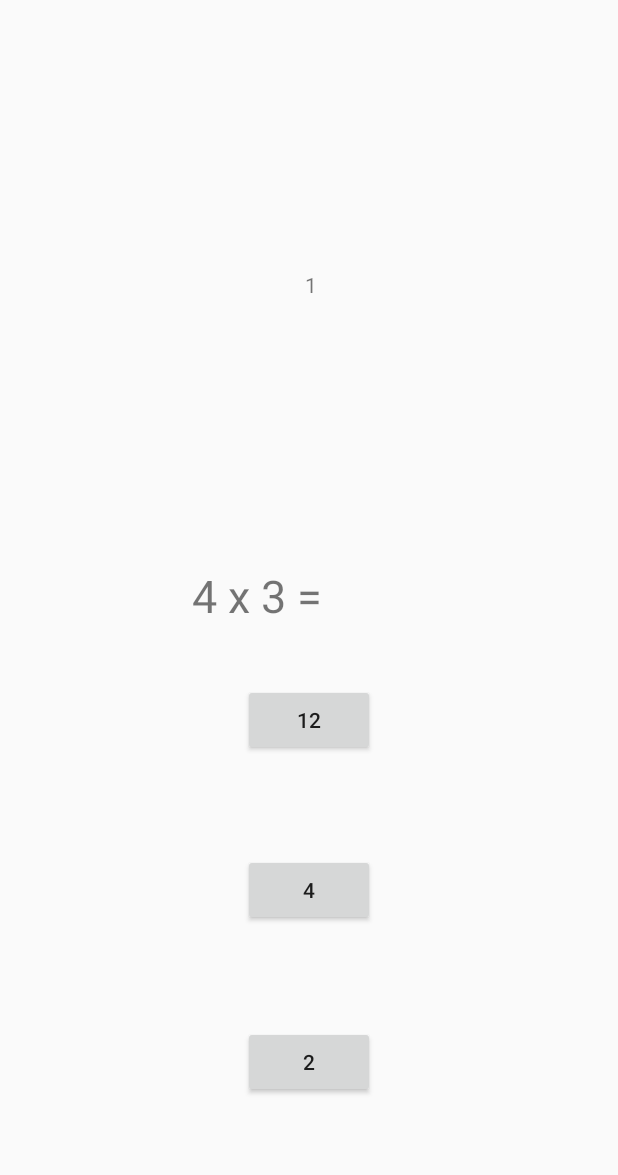
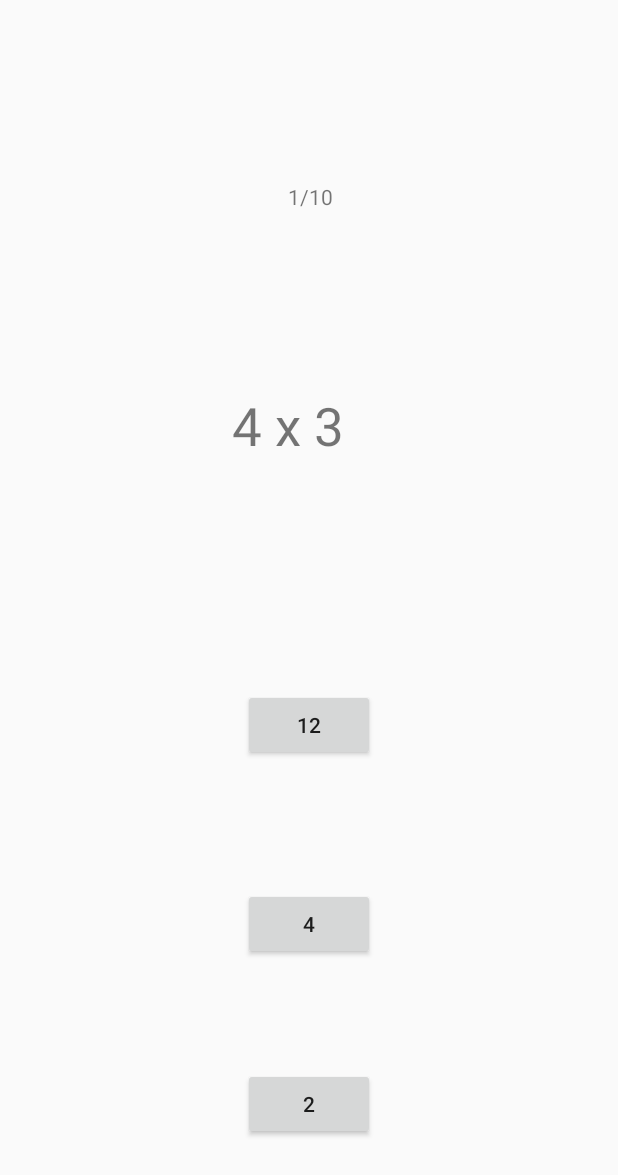
Before and after one commit to hansgit1/MultiplyAndMe, an Android app: the SomScherm screen opened directly, with no data from a screen before it, on a phone screen of 412 x 824 dp. Shown: the top 1175 px of the screen. Run offline under Robolectric (Android 15) with nearby library versions, the phone set to English and light mode, and no system bars.

Commit message:
vormgeving: kleine aanpassingen verricht aan de vormgeving van het somscherm. De buttons zijn gealigned en ik heb '=' weggelaten.

```diff
--- a/app/src/main/java/com/example/hans/multiplyandme/SomScherm.java
+++ b/app/src/main/java/com/example/hans/multiplyandme/SomScherm.java
@@ -123,7 +123,7 @@ public class SomScherm extends AppCompatActivity {
                 random2 = random2 + 1;
             }
             // voeg de som toe aan de TextView
-            som.setText(random1 + " x " + random2 + " = ");
+            som.setText(random1 + " x " + random2);
             // bereken het antwoord
             antwoord = random1 * random2;
             // zet de antwoorden in een array
--- a/app/src/main/res/layout/activity_som_scherm.xml
+++ b/app/src/main/res/layout/activity_som_scherm.xml
@@ -8,7 +8,7 @@
 
     <TextView
         android:id="@+id/som"
-        android:layout_width="157dp"
+        android:layout_width="134dp"
         android:layout_height="71dp"
         android:layout_marginBottom="8dp"
         android:layout_marginEnd="8dp"
@@ -16,13 +16,14 @@
         android:layout_marginRight="8dp"
         android:layout_marginStart="8dp"
         android:layout_marginTop="8dp"
-        android:text="3 x 9 = "
-        android:textSize="30sp"
+        android:text="3 x 9"
+        android:textSize="35sp"
         app:layout_constraintBottom_toBottomOf="parent"
         app:layout_constraintEnd_toEndOf="parent"
-        app:layout_constraintHorizontal_bias="0.502"
+        app:layout_constraintHorizontal_bias="0.56"
         app:layout_constraintStart_toStartOf="parent"
-        app:layout_constraintTop_toTopOf="parent" />
+        app:layout_constraintTop_toTopOf="parent"
+        app:layout_constraintVertical_bias="0.342" />
 
     <Button
         android:id="@+id/optie1"
@@ -34,12 +35,13 @@
         android:layout_marginRight="8dp"
         android:layout_marginStart="8dp"
         android:layout_marginTop="8dp"
-        android:text="5"
+        android:text="1"
         app:layout_constraintBottom_toBottomOf="parent"
         app:layout_constraintEnd_toEndOf="parent"
+        app:layout_constraintHorizontal_bias="0.5"
         app:layout_constraintStart_toStartOf="parent"
         app:layout_constraintTop_toBottomOf="@+id/optie2"
-        app:layout_constraintVertical_bias="0.413" />
+        app:layout_constraintVertical_bias="0.3" />
 
     <Button
         android:id="@+id/optie2"
@@ -51,12 +53,13 @@
         android:layout_marginRight="8dp"
         android:layout_marginStart="8dp"
         android:layout_marginTop="28dp"
-        android:text="33"
-        app:layout_constraintBottom_toBottomOf="parent"
+        android:text="1"
+        app:layout_constraintBottom_toTopOf="@+id/optie1"
         app:layout_constraintEnd_toEndOf="parent"
+        app:layout_constraintHorizontal_bias="0.5"
         app:layout_constraintStart_toStartOf="parent"
         app:layout_constraintTop_toBottomOf="@+id/optie3"
-        app:layout_constraintVertical_bias="0.159" />
+        app:layout_constraintVertical_bias="0.014" />
 
     <Button
         android:id="@+id/optie3"
@@ -66,9 +69,11 @@
         android:layout_marginLeft="8dp"
         android:layout_marginRight="8dp"
         android:layout_marginStart="8dp"
-        android:layout_marginTop="8dp"
-        android:text="27"
+        android:layout_marginTop="72dp"
+        android:text="1"
+        app:layout_constraintBottom_toTopOf="@+id/optie2"
         app:layout_constraintEnd_toEndOf="parent"
+        app:layout_constraintHorizontal_bias="0.5"
         app:layout_constraintStart_toStartOf="parent"
         app:layout_constraintTop_toBottomOf="@+id/som" />
 
@@ -100,7 +105,7 @@
         android:layout_marginRight="5dp"
         android:layout_marginStart="7dp"
         android:layout_marginTop="10dp"
-        android:text="1"
+        android:text="1/10"
         app:layout_constraintBottom_toTopOf="@+id/som"
         app:layout_constraintEnd_toEndOf="parent"
         app:layout_constraintStart_toStartOf="parent"
```
